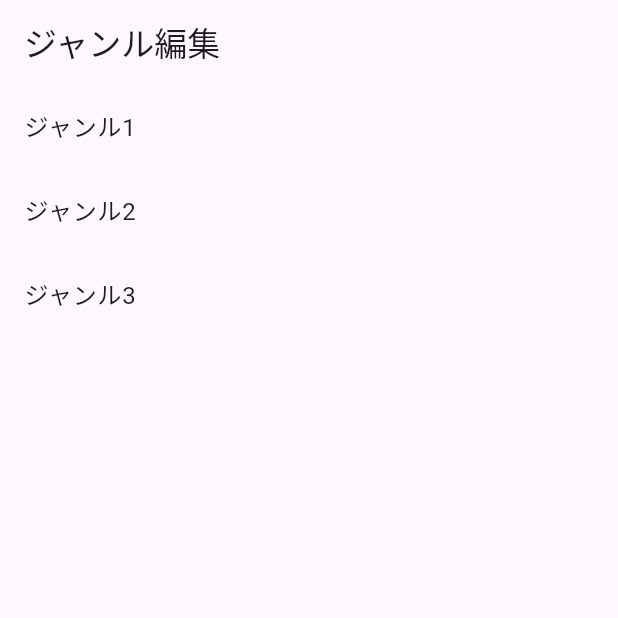
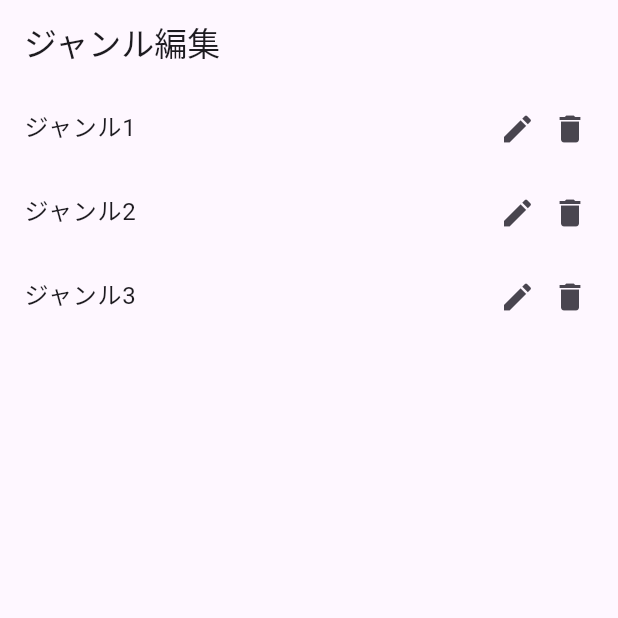
Before and after one commit to dev-yamamon01/BookMarker, a Flutter app: the GenreEditScreen screen opened by its route, on a phone screen of 412 x 824 dp, the top half of it. Run offline on Flutter 3.47's test engine with Material 3 defaults, Android fonts, the phone set to English and light mode, and no system bars; our stand-ins replace drift, flutter_rating_bar, flutter_svg, go_router, sqflite_common_ffi, webview_flutter; missing offline and left inert: webview_flutter_android, webview_flutter_wkwebview; accounts and stored records are empty; generated files the repository leaves out were written again; network calls fail; statements that could not run were skipped.

Commit message:
ジャンル編集ページのアイコンを二つ表示させて位置調節

```diff
--- a/lib/screens/genre_edit_screen.dart
+++ b/lib/screens/genre_edit_screen.dart
@@ -27,8 +27,29 @@ class GenreEditScreen extends StatelessWidget {
               final genre = genres[index];
               return ListTile(
                 title: Text(genre.genreName),
+                trailing: Row(
+                  mainAxisSize: MainAxisSize.min,
+                  children: [
+                    SizedBox(
+                        width: 20, // 横幅を制限
+                        height: 20, // 高さを制限
+                        child: IconButton(
+                          onPressed: () {},
+                          icon: Icon(Icons.edit),
+                          padding: EdgeInsets.zero,
+                        )),
+                    SizedBox(width: 15), //アイコン同士の間のスペース確保
+                    SizedBox(
+                        width: 20, // 横幅を制限
+                        height: 20, // 高さを制限
+                        child: IconButton(
+                          onPressed: () {},
+                          icon: Icon(Icons.delete),
+                          padding: EdgeInsets.zero,
+                        )),
+                  ],
+                ),
                 onTap: () {
-
                 },
               );
             },
```
